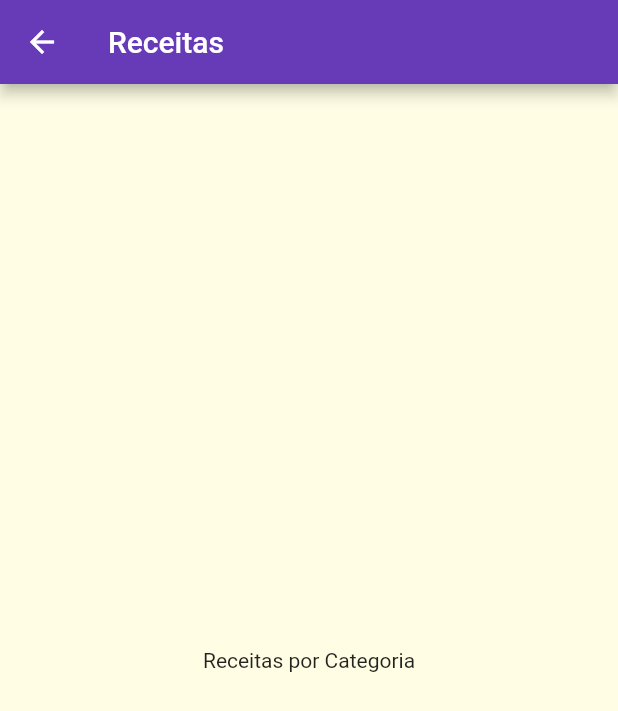
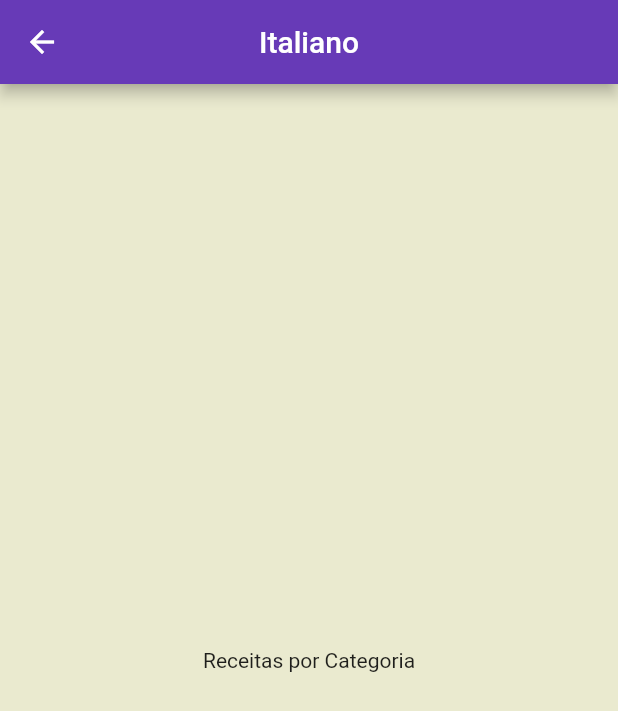
Before and after one commit to LucasWMedeiros/app_receitas, a Flutter app: the screen it shows after launch, after a tap on "Italiano", on a phone screen of 412 x 824 dp. Shown: the top 711 px of the screen. Run offline on Flutter 3.47's test engine with Material 2 defaults, Android fonts, the light colour scheme and no system bars; Roboto replaces fonts that are missing (RobotoCondensed).

Commit message:
organizando formas de chamar rotas de telas

```diff
--- a/lib/Components/category_item.dart
+++ b/lib/Components/category_item.dart
@@ -1,5 +1,6 @@
 import 'package:app_receitas/Screens/categoris_meals_screen.dart';
 import 'package:app_receitas/models/category.dart';
+import 'package:app_receitas/utils/app_routes.dart';
 import 'package:flutter/material.dart';
 
 class CategoryItem extends StatelessWidget {
@@ -8,13 +9,7 @@ class CategoryItem extends StatelessWidget {
   CategoryItem(this.category);
 
   void _selectedCategory(BuildContext context) {
-    Navigator.of(context).push(
-      MaterialPageRoute(
-        builder: (_){
-          return CategoriesMealsScrean();
-        },
-      ),
-    );
+    Navigator.of(context).pushNamed(AppRoutes.CATEGORY_MEALS, arguments: category);
   }
 
   @override
--- a/lib/Screens/categories_screen.dart
+++ b/lib/Screens/categories_screen.dart
@@ -5,12 +5,12 @@ import 'package:app_receitas/Data/dummy_data.dart';
 import 'package:flutter/material.dart';
 
 class CategoriesScreen extends StatelessWidget {
-
   @override
   Widget build(BuildContext context) {
     return Scaffold(
       appBar: AppBar(
         title: Text('Vamos Cozinhar?'),
+        centerTitle: true,
       ),
       body: GridView(
         padding: const EdgeInsets.all(25),
--- a/lib/Screens/categoris_meals_screen.dart
+++ b/lib/Screens/categoris_meals_screen.dart
@@ -1,14 +1,17 @@
-// ignore_for_file: prefer_const_constructors
+// ignore_for_file: prefer_const_constructors, use_key_in_widget_constructors
 
+import 'package:app_receitas/models/category.dart';
 import 'package:flutter/material.dart';
 
 class CategoriesMealsScrean extends StatelessWidget {
 
   @override
   Widget build(BuildContext context) {
+    final category = ModalRoute.of(context)!.settings.arguments as Category;
     return Scaffold(
       appBar: AppBar(
-        title: const Text('Receitas'),
+        title: Text(category.title!),
+        centerTitle: true,
       ),
       body: Center(
         child: Text('Receitas por Categoria'),
--- a/lib/main.dart
+++ b/lib/main.dart
@@ -1,6 +1,8 @@
 // ignore_for_file: prefer_const_constructors, unnecessary_import, deprecated_member_use
 
 import 'package:app_receitas/Screens/categories_screen.dart';
+import 'package:app_receitas/Screens/categoris_meals_screen.dart';
+import 'package:app_receitas/utils/app_routes.dart';
 import 'package:flutter/cupertino.dart';
 import 'package:flutter/material.dart';
 
@@ -16,15 +18,18 @@ class MyApp extends StatelessWidget {
         primarySwatch: Colors.deepPurple,
         accentColor: Colors.deepOrangeAccent,
         fontFamily: 'Raleway',
-        canvasColor: Color.fromRGBO(255, 254, 229, 1),
+        canvasColor: Color.fromARGB(255, 234, 234, 207),
         textTheme: ThemeData.light().textTheme.copyWith(
           headline6: TextStyle(
             fontSize: 20,
-            fontFamily: 'RobotoCondensed'
+            fontFamily: 'RobotoCondensed',
           )
         )
       ),
-      home: CategoriesScreen(),
+      routes: {
+        AppRoutes.HOME: (ctx) => CategoriesScreen(),
+        AppRoutes.CATEGORY_MEALS: (ctx) => CategoriesMealsScrean()
+      },
     );
   }
 }
--- /dev/null
+++ b/lib/utils/app_routes.dart
@@ -0,0 +1,4 @@
+class AppRoutes {
+  static const HOME = '/';
+  static const CATEGORY_MEALS = '/categories-meals';
+}
```
